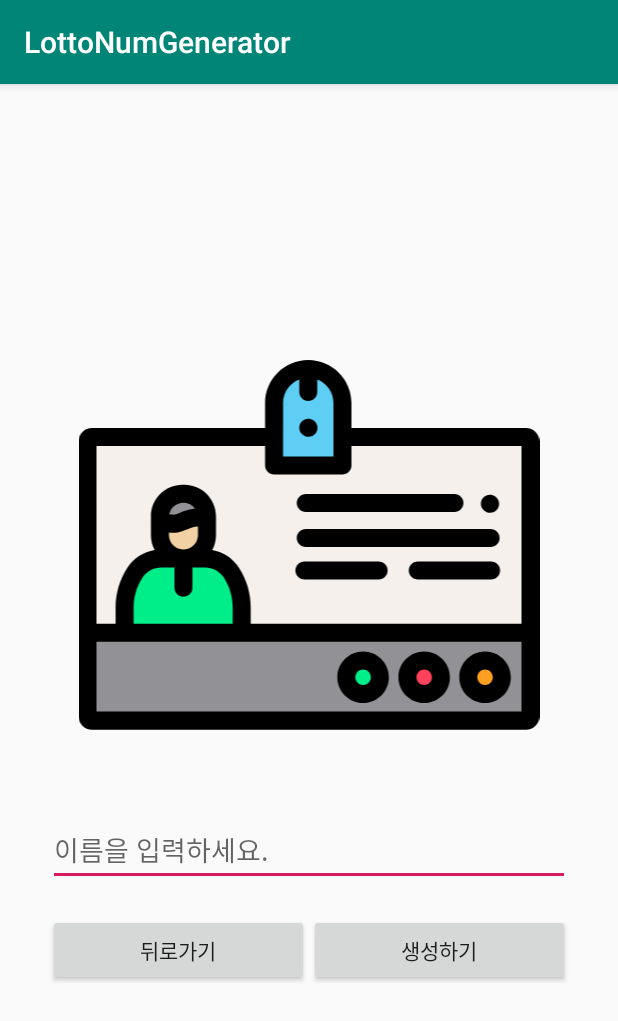
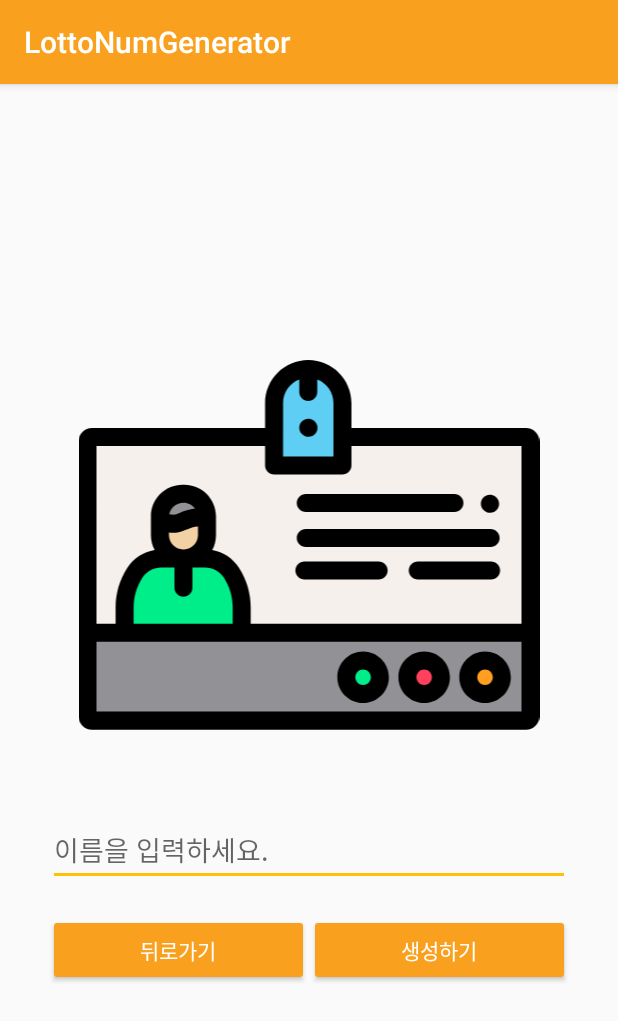
Before and after one commit to flexboni/LottoNumGenerator, an Android app: the NameActivity screen opened directly, with no data from a screen before it, on a phone screen of 412 x 824 dp. Shown: the top 1021 px of the screen. Run offline under Robolectric (Android 15) with nearby library versions, the phone set to English and light mode, and no system bars.

Commit message:
화면별 색 테마 지정
colors.xml 에서 색상 추가하고 styles.xml 에서 AppTheme 상속 받아
Manifest 에서 화면별로 색상 적용함.

```diff
--- a/app/src/main/res/values/colors.xml
+++ b/app/src/main/res/values/colors.xml
@@ -3,4 +3,24 @@
     <color name="colorPrimary">#008577</color>
     <color name="colorPrimaryDark">#00574B</color>
     <color name="colorAccent">#D81B60</color>
+
+    <!-- 결과 화면에서 사용할 컬러 -->
+    <color name="colorPrimaryResult">#2196F3</color>
+    <color name="colorPrimaryDarkResult">#1976D2</color>
+    <color name="colorAccentResult">#1976D2</color>
+
+    <!-- 별자리 화면에서 사용할 컬러 -->
+    <color name="colorPrimaryConstellation">#673AB7</color>
+    <color name="colorPrimaryDarkConstellation">#512DA8</color>
+    <color name="colorAccentConstellation">#7E57C2</color>
+    <color name="colorContentConstellation">#556080</color>
+    <color name="colorButtonConstellation">#673AB7</color>
+
+
+    <!-- 이름 화면에서 사용할 컬러 -->
+    <color name="colorPrimaryName">#F9A11F</color>
+    <color name="colorPrimaryDarkName">#EF6C00</color>
+    <color name="colorAccentName">#FFC107</color>
+    <color name="colorContentName">#FCD837</color>
+    <color name="colorButtonName">#F9A11F</color>
 </resources>
--- a/app/src/main/res/values/styles.xml
+++ b/app/src/main/res/values/styles.xml
@@ -7,6 +7,36 @@
         <item name="colorPrimaryDark">@color/colorPrimaryDark</item>
         <item name="colorAccent">@color/colorAccent</item>
     </style>
+
+    <!-- 결과 화면 테마 -->
+    <style name="AppTheme.Result" parent="AppTheme">
+        <item name="colorPrimary">@color/colorPrimaryResult</item>
+        <item name="colorPrimaryDark">@color/colorPrimaryDarkResult</item>
+        <item name="colorAccent">@color/colorAccentResult</item>
+    </style>
+
+    <!-- 별자리 화면 테마 -->
+    <style name="AppTheme.Constellation" parent="AppTheme">
+        <item name="colorPrimary">@color/colorPrimaryConstellation</item>
+        <item name="colorPrimaryDark">@color/colorPrimaryDarkConstellation</item>
+        <item name="colorAccent">@color/colorAccentConstellation</item>
+        <!-- 버튼 컬러 -->
+        <item name="colorButtonNormal">@color/colorButtonConstellation</item>
+        <!-- 텍스트 컬러 -->
+        <item name="android:textColor">@android:color/white</item>
+    </style>
+
+    <!-- 이름 화면 테마 -->
+    <style name="AppTheme.Name" parent="AppTheme">
+        <item name="colorPrimary">@color/colorPrimaryName</item>
+        <item name="colorPrimaryDark">@color/colorPrimaryDarkName</item>
+        <item name="colorAccent">@color/colorAccentName</item>
+        <!-- 버튼 컬러 -->
+        <item name="colorButtonNormal">@color/colorButtonName</item>
+        <!-- 텍스트 컬러 -->
+        <item name="android:textColor">@android:color/white</item>
+    </style>
+
 
     <style name="MainCardView" parent="Base.CardView">
         <item name="android:layout_width">match_parent</item>
```
Also changed, not shown: app/src/main/AndroidManifest.xml (+12 -3 lines).
